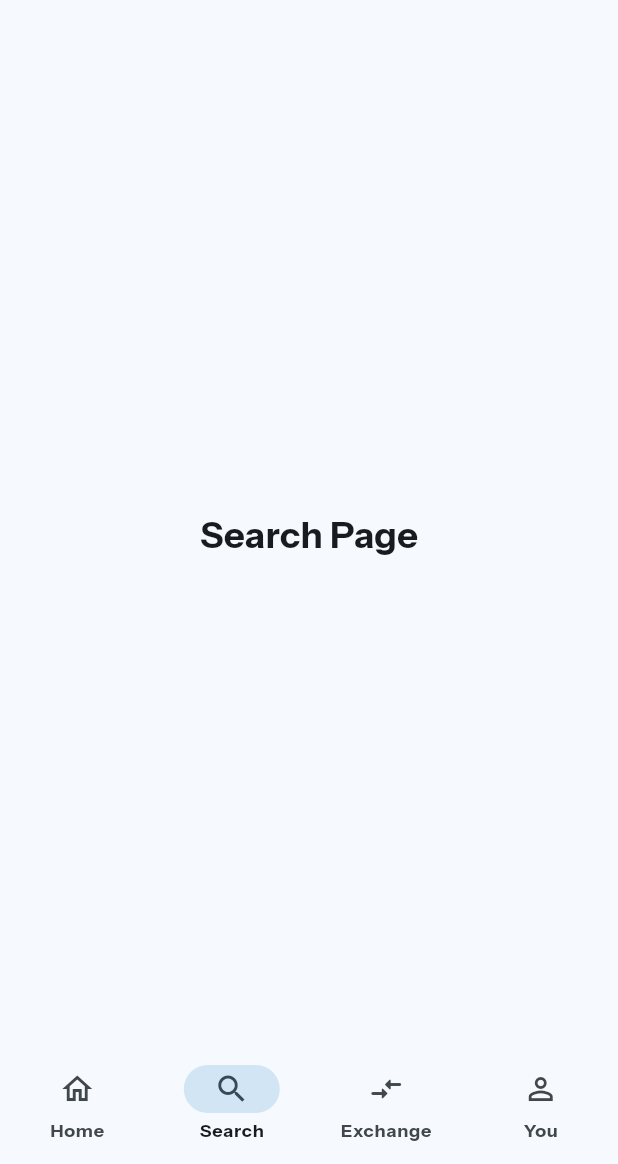
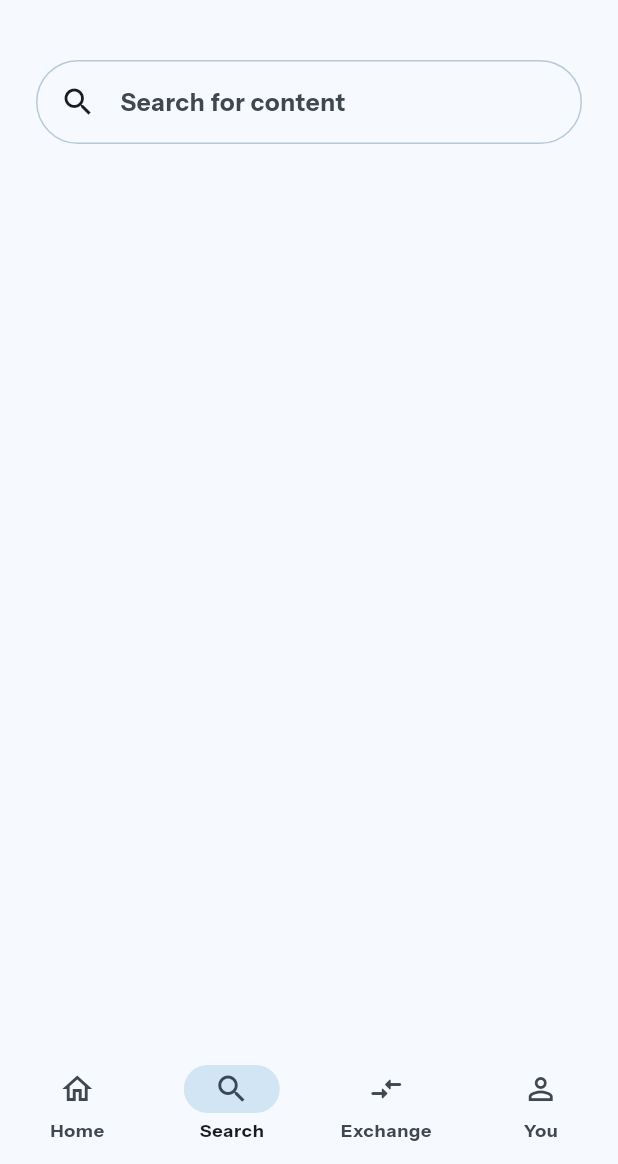
Before and after one commit to ImJustCri/StudySwap, a Flutter app: the screen it shows after launch, item 2 of the bottom bar chosen, on a phone screen of 412 x 824 dp, the part 72-1236 px from its top. Run offline on Flutter 3.47's test engine with Material 3 defaults, Android fonts, the phone set to English and light mode, and no system bars; project files that could hold a hidden picture were left out.

Commit message:
Improve path management and add search bar

```diff
--- a/lib/home/home_page.dart
+++ b/lib/home/home_page.dart
@@ -1,9 +1,9 @@
 import 'package:flutter/material.dart';
 import '../widgets/custom_app_bar.dart';
 import 'home_page_content.dart';
-import 'package:studyswap/search/search_page.dart';
-import 'package:studyswap/profile/profile_page.dart';
-import 'package:studyswap/exchange/exchange_page.dart';
+import 'package:studyswap/pages/search_page.dart';
+import 'package:studyswap/pages/profile_page.dart';
+import 'package:studyswap/pages/exchange_page.dart';
 import '../bottom_nav_bar.dart';
 
 class MyHomePage extends StatefulWidget {
--- /dev/null
+++ b/lib/pages/login.dart
@@ -0,0 +1,12 @@
+import 'package:flutter/material.dart';
+
+class Login extends StatelessWidget {
+  const Login({super.key});
+
+  @override
+  Widget build(BuildContext context) {
+    return Center(
+      child: Text('Profile Page', style: TextStyle(fontSize: 24)),
+    );
+  }
+}
--- /dev/null
+++ b/lib/pages/search_page.dart
@@ -0,0 +1,30 @@
+import 'package:flutter/material.dart';
+
+class SearchPage extends StatelessWidget {
+  const SearchPage({super.key});
+
+  @override
+  Widget build(BuildContext context) {
+    return Padding(
+      padding: const EdgeInsets.all(24.0),
+      child: Column(
+        children: [
+          SearchBar(
+            hintText: "Search for content",
+            leading: const Icon(Icons.search),
+            padding: const WidgetStatePropertyAll<EdgeInsets>(
+              EdgeInsets.symmetric(horizontal: 16.0),
+            ),
+            backgroundColor: WidgetStateProperty.all(Theme.of(context).colorScheme.surface),
+            elevation: WidgetStateProperty.all(0),
+            side: WidgetStateProperty.all(BorderSide(
+              color: Theme.of(context).colorScheme.secondaryFixedDim, // blue border color
+              width: 1, // 1px border width
+            )),
+          ),
+
+        ],
+      ),
+    );
+  }
+}
--- a/lib/search/search_page.dart
+++ /dev/null
@@ -1,12 +0,0 @@
-import 'package:flutter/material.dart';
-
-class SearchPage extends StatelessWidget {
-  const SearchPage({super.key});
-
-  @override
-  Widget build(BuildContext context) {
-    return Center(
-      child: Text('Search Page', style: TextStyle(fontSize: 24)),
-    );
-  }
-}
```
Also changed, not shown: lib/pages/exchange_page.dart (renamed from lib/exchange/exchange_page.dart), lib/pages/profile_page.dart (renamed from lib/profile/profile_page.dart), pubspec.lock.
